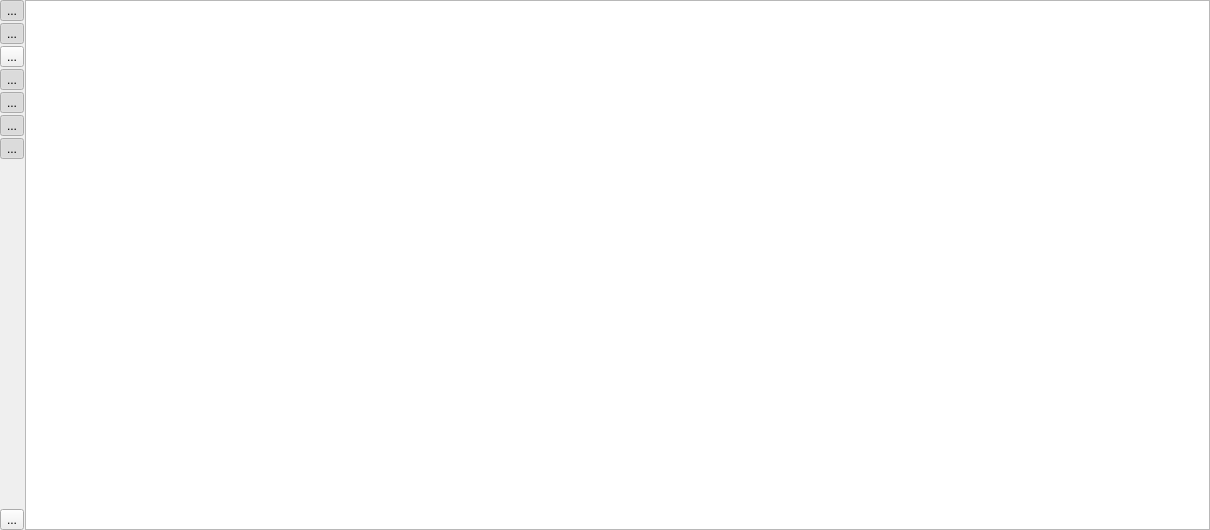
The window that src/util/sate/src/outputwidget.ui (SafirSDK/safir-sdk-core) describes before a commit, drawn with Qt 5.
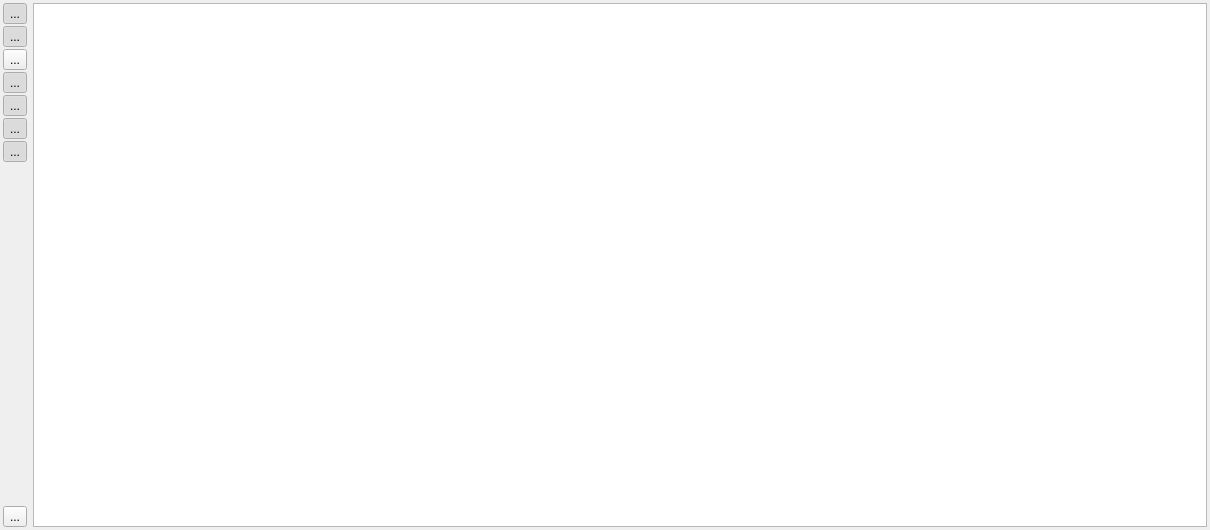
The same window after the commit. Icons and pictures are not drawn.

Diff of the .ui file:
```diff
--- a/src/util/sate/src/outputwidget.ui
+++ b/src/util/sate/src/outputwidget.ui
@@ -14,20 +14,17 @@
    <string>Form</string>
   </property>
   <layout class="QHBoxLayout" name="horizontalLayout">
-   <property name="spacing">
-    <number>1</number>
-   </property>
    <property name="leftMargin">
-    <number>0</number>
+    <number>3</number>
    </property>
    <property name="topMargin">
-    <number>0</number>
+    <number>3</number>
    </property>
    <property name="rightMargin">
-    <number>0</number>
+    <number>3</number>
    </property>
    <property name="bottomMargin">
-    <number>0</number>
+    <number>3</number>
    </property>
    <item>
     <layout class="QVBoxLayout" name="verticalLayout">
```
Left out of the diff: 6 changed lines with no effect on the pictures.
